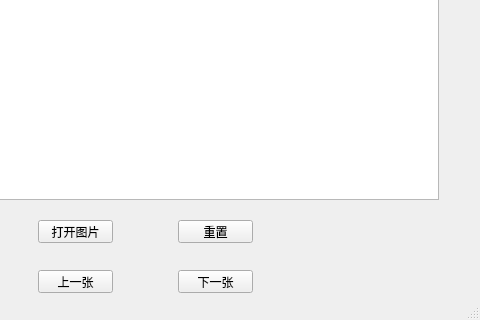
Above: mainwindow.ui from doria0219/ImageViewer before the change; both pictures show x 172 to 652 and y 236 to 556 of the 652 by 556 pixel window. Below: the same form after it.
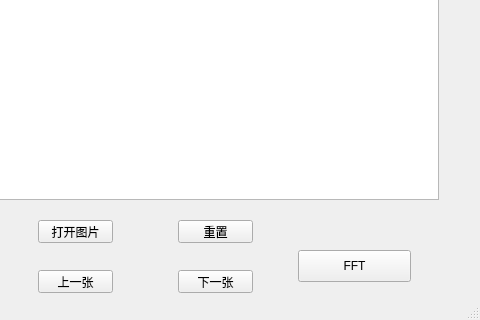
That is the form after the change.

What changed in the file:
```diff
--- a/mainwindow.ui
+++ b/mainwindow.ui
@@ -76,6 +76,19 @@
      <string>重置</string>
     </property>
    </widget>
+   <widget class="QPushButton" name="btn_FFT">
+    <property name="geometry">
+     <rect>
+      <x>470</x>
+      <y>450</y>
+      <width>113</width>
+      <height>32</height>
+     </rect>
+    </property>
+    <property name="text">
+     <string>FFT</string>
+    </property>
+   </widget>
   </widget>
   <widget class="QStatusBar" name="statusBar"/>
   <widget class="QMenuBar" name="menuBar">
```
